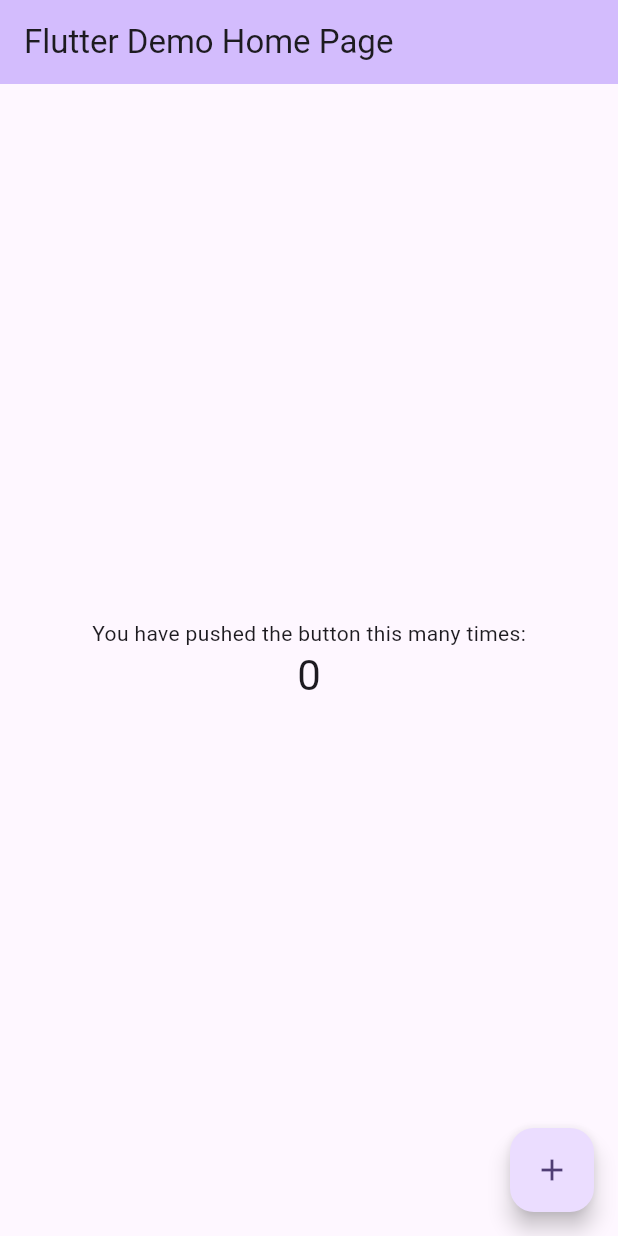
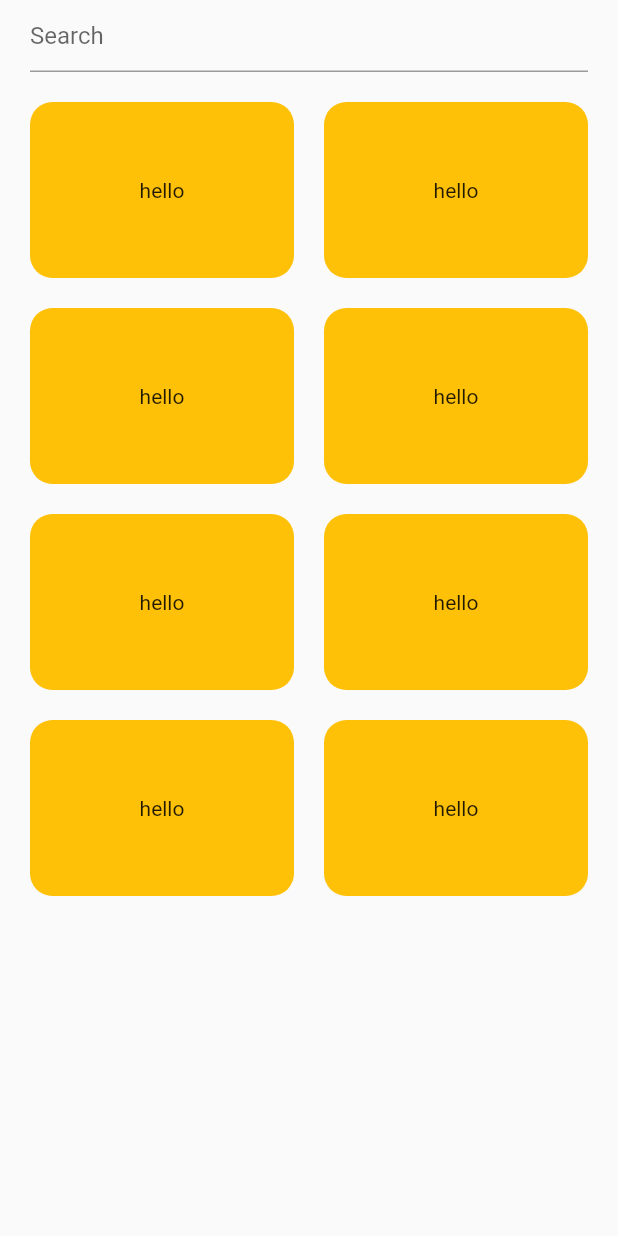
Before and after one commit to hprity60/recipe_app, a Flutter app: the screen it shows after launch, on a phone screen of 412 x 824 dp. Run offline on Flutter 3.47's test engine with Material 2 defaults, Android fonts, the phone set to English and light mode, and no system bars; our stand-ins replace bloc, dio, equatable.

```diff
--- /dev/null
+++ b/lib/app.dart
@@ -0,0 +1,21 @@
+import 'package:flutter/material.dart';
+
+import 'core/routes/app_routers.dart';
+import 'features/home/presentation/pages/home_page.dart';
+
+
+class App extends StatelessWidget {
+  App({required this.appRouter, super.key});
+
+  AppRouter appRouter;
+
+  @override
+  Widget build(BuildContext context) {
+    return MaterialApp(
+        initialRoute: HomePage.id,
+        onGenerateRoute: appRouter.onGenerateRoute,
+        debugShowCheckedModeBanner: false,
+
+    );
+  }
+}
--- /dev/null
+++ b/lib/core/routes/app_routers.dart
@@ -0,0 +1,16 @@
+import 'package:flutter/material.dart';
+import 'package:recipe_app/features/home/presentation/pages/home_page.dart';
+
+
+class AppRouter {
+  Route? onGenerateRoute(RouteSettings routeSettings) {
+    switch (routeSettings.name) {
+      case HomePage.id:
+        //  final args = routeSettings.arguments as ArgModel;
+        return MaterialPageRoute(builder: (_) => HomePage());
+
+      default:
+        return null;
+    }
+  }
+}
--- /dev/null
+++ b/lib/core/values/app_strings.dart
@@ -0,0 +1,4 @@
+class AppStrings {
+  static const String baseUrl = "https://edamam-recipe-search.p.rapidapi.com";
+  static const String searchUrl = "/search";
+  }
--- /dev/null
+++ b/lib/features/home/data/datasources/remote_data_sources.dart/get_recipes_remote_data_source.dart
@@ -0,0 +1,5 @@
+import 'package:recipe_app/features/home/data/models/recipes_response_model.dart';
+
+abstract class GetRecipesRemoteDataSource {
+  Future<RecipesResponseModel> searchRecipe();
+}
--- /dev/null
+++ b/lib/features/home/domain/repositories/get_recipes_repository.dart
@@ -0,0 +1,5 @@
+import 'package:recipe_app/features/home/data/models/recipes_response_model.dart';
+
+abstract class GetRecipesRepository {
+  Future<RecipesResponseModel> searchRecipe();
+}
--- /dev/null
+++ b/lib/features/home/presentation/pages/home_page.dart
@@ -0,0 +1,44 @@
+import 'package:flutter/material.dart';
+
+class HomePage extends StatelessWidget {
+  static const id = "home_page";
+  const HomePage({super.key});
+
+  @override
+  Widget build(BuildContext context) {
+    return Scaffold(
+      body: SafeArea(
+          child: Padding(
+        padding: const EdgeInsets.symmetric(horizontal: 20),
+        child: Column(
+          children: [
+            TextField(
+              decoration: InputDecoration(
+                hintText: "Search",
+              ),
+            ),
+            SizedBox(height: 20),
+            Expanded(
+              child: GridView.builder(
+                  gridDelegate: const SliverGridDelegateWithMaxCrossAxisExtent(
+                      maxCrossAxisExtent: 200,
+                      childAspectRatio: 3 / 2,
+                      crossAxisSpacing: 20,
+                      mainAxisSpacing: 20),
+                  itemCount: 8,
+                  itemBuilder: (BuildContext ctx, index) {
+                    return Container(
+                      alignment: Alignment.center,
+                      decoration: BoxDecoration(
+                          color: Colors.amber,
+                          borderRadius: BorderRadius.circular(15)),
+                      child: Text('hello'),
+                    );
+                  }),
+            ),
+          ],
+        ),
+      )),
+    );
+  }
+}
--- a/lib/main.dart
+++ b/lib/main.dart
@@ -1,125 +1,10 @@
 import 'package:flutter/material.dart';
 
+import 'app.dart';
+import 'core/routes/app_routers.dart';
+
 void main() {
-  runApp(const MyApp());
+  runApp(App(
+    appRouter: AppRouter(),
+  ));
 }
-
-class MyApp extends StatelessWidget {
-  const MyApp({super.key});
-
-  // This widget is the root of your application.
-  @override
-  Widget build(BuildContext context) {
-    return MaterialApp(
-      title: 'Flutter Demo',
-      theme: ThemeData(
-        // This is the theme of your application.
-        //
-        // TRY THIS: Try running your application with "flutter run". You'll see
-        // the application has a blue toolbar. Then, without quitting the app,
-        // try changing the seedColor in the colorScheme below to Colors.green
-        // and then invoke "hot reload" (save your changes or press the "hot
-        // reload" button in a Flutter-supported IDE, or press "r" if you used
-        // the command line to start the app).
-        //
-        // Notice that the counter didn't reset back to zero; the application
-        // state is not lost during the reload. To reset the state, use hot
-        // restart instead.
-        //
-        // This works for code too, not just values: Most code changes can be
-        // tested with just a hot reload.
-        colorScheme: ColorScheme.fromSeed(seedColor: Colors.deepPurple),
-        useMaterial3: true,
-      ),
-      home: const MyHomePage(title: 'Flutter Demo Home Page'),
-    );
-  }
-}
-
-class MyHomePage extends StatefulWidget {
-  const MyHomePage({super.key, required this.title});
-
-  // This widget is the home page of your application. It is stateful, meaning
-  // that it has a State object (defined below) that contains fields that affect
-  // how it looks.
-
-  // This class is the configuration for the state. It holds the values (in this
-  // case the title) provided by the parent (in this case the App widget) and
-  // used by the build method of the State. Fields in a Widget subclass are
-  // always marked "final".
-
-  final String title;
-
-  @override
-  State<MyHomePage> createState() => _MyHomePageState();
-}
-
-class _MyHomePageState extends State<MyHomePage> {
-  int _counter = 0;
-
-  void _incrementCounter() {
-    setState(() {
-      // This call to setState tells the Flutter framework that something has
-      // changed in this State, which causes it to rerun the build method below
-      // so that the display can reflect the updated values. If we changed
-      // _counter without calling setState(), then the build method would not be
-      // called again, and so nothing would appear to happen.
-      _counter++;
-    });
-  }
-
-  @override
-  Widget build(BuildContext context) {
-    // This method is rerun every time setState is called, for instance as done
-    // by the _incrementCounter method above.
-    //
-    // The Flutter framework has been optimized to make rerunning build methods
-    // fast, so that you can just rebuild anything that needs updating rather
-    // than having to individually change instances of widgets.
-    return Scaffold(
-      appBar: AppBar(
-        // TRY THIS: Try changing the color here to a specific color (to
-        // Colors.amber, perhaps?) and trigger a hot reload to see the AppBar
-        // change color while the other colors stay the same.
-        backgroundColor: Theme.of(context).colorScheme.inversePrimary,
-        // Here we take the value from the MyHomePage object that was created by
-        // the App.build method, and use it to set our appbar title.
-        title: Text(widget.title),
-      ),
-      body: Center(
-        // Center is a layout widget. It takes a single child and positions it
-        // in the middle of the parent.
-        child: Column(
-          // Column is also a layout widget. It takes a list of children and
-          // arranges them vertically. By default, it sizes itself to fit its
-          // children horizontally, and tries to be as tall as its parent.
-          //
-          // Column has various properties to control how it sizes itself and
-          // how it positions its children. Here we use mainAxisAlignment to
-          // center the children vertically; the main axis here is the vertical
-          // axis because Columns are vertical (the cross axis would be
-          // horizontal).
-          //
-          // TRY THIS: Invoke "debug painting" (choose the "Toggle Debug Paint"
-          // action in the IDE, or press "p" in the console), to see the
-          // wireframe for each widget.
-          mainAxisAlignment: MainAxisAlignment.center,
-          children: <Widget>[
-            const Text(
-              'You have pushed the button this many times:',
-            ),
-            Text(
-              '$_counter',
-              style: Theme.of(context).textTheme.headlineMedium,
-            ),
-          ],
-        ),
-      ),
-      floatingActionButton: FloatingActionButton(
-        onPressed: _incrementCounter,
-        tooltip: 'Increment',
-        child: const Icon(Icons.add),
-      ), // This trailing comma makes auto-formatting nicer for build methods.
-    );
-  }
-}
--- a/pubspec.yaml
+++ b/pubspec.yaml
@@ -35,6 +35,9 @@ dependencies:
   # The following adds the Cupertino Icons font to your application.
   # Use with the CupertinoIcons class for iOS style icons.
   cupertino_icons: ^1.0.2
+  dio: ^5.1.1
+  flutter_bloc: ^8.1.2
+  equatable: ^2.0.5
 
 dev_dependencies:
   flutter_test:
```
Also changed, not shown: lib/core/network/dio_client.dart (added, +28 -0 lines), lib/features/home/data/datasources/remote_data_sources.dart/get_recipes_remote_data_source_impl.dart (added, +27 -0 lines), lib/features/home/data/models/recipes_response_model.dart (added, +331 -0 lines), lib/features/home/data/repositories/get_recipes_repository_impl.dart (added, +27 -0 lines), lib/features/home/presentation/bloc/home_bloc.dart (added, +13 -0 lines), lib/features/home/presentation/bloc/home_event.dart (added, +8 -0 lines), lib/features/home/presentation/bloc/home_state.dart (added, +9 -0 lines), pubspec.lock.
